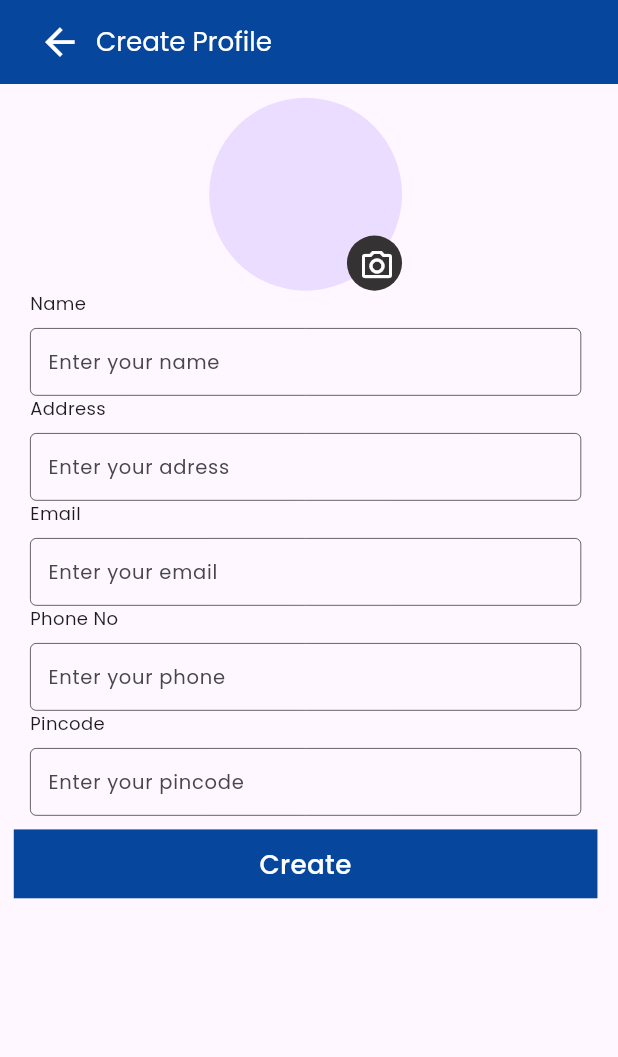
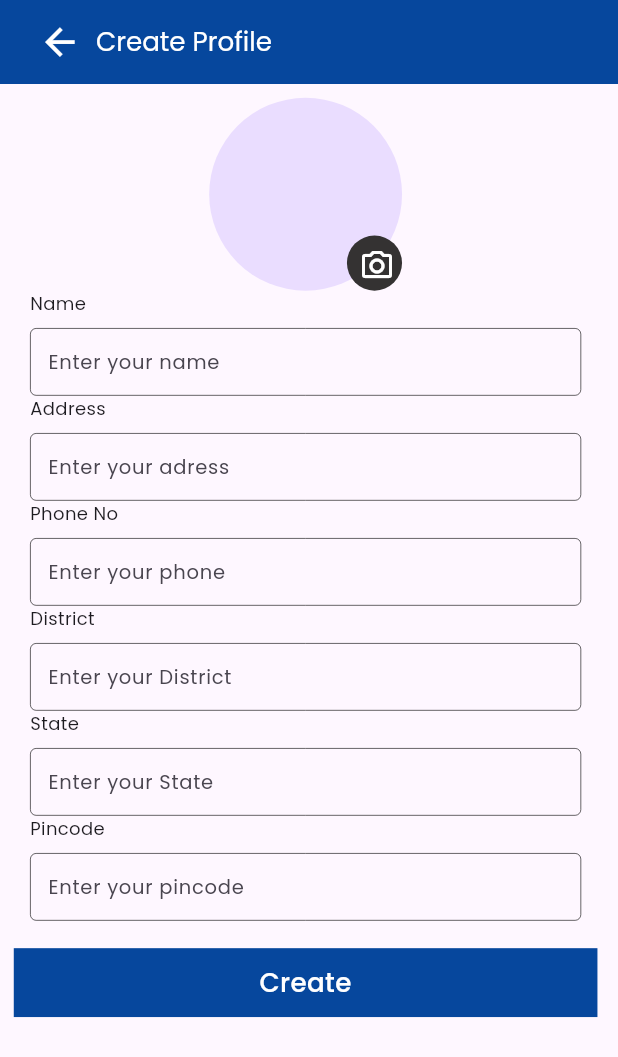
Before and after one commit to Abin56/SCIPRO_Applicatin-Vectorwind, a Flutter app: the CreateProfile screen opened directly, on a phone screen of 412 x 824 dp. Shown: the top 1057 px of the screen. Run offline on Flutter 3.47's test engine with Material 3 defaults, Android fonts, the light colour scheme and no system bars; our stand-ins replace animated_text_kit, carousel_slider, cloud_firestore, cloud_functions, firebase_auth, firebase_core and 7 more; missing offline and left inert: appinio_video_player, razorpay_flutter; accounts and stored records are empty.

Commit message:
create profile back end started @ --Edwin

```diff
--- /dev/null
+++ b/lib/controller/create_profile/create_profile.dart
@@ -0,0 +1,73 @@
+import 'dart:async';
+import 'dart:io';
+
+import 'package:firebase_storage/firebase_storage.dart';
+import 'package:flutter/foundation.dart';
+import 'package:flutter/material.dart';
+import 'package:get/get.dart';
+import 'package:scipro_application/model/create_profile_student/create_profile_model.dart';
+import 'package:scipro_application/view/constant/const.dart';
+import 'package:scipro_application/view/core/core.dart';
+
+class CreateProfileController extends GetxController {
+  RxString imagePATH = ''.obs;
+  Rxn<File> studentImagePath = Rxn();
+
+  TextEditingController studentNameController = TextEditingController();
+  TextEditingController addressController = TextEditingController();
+  TextEditingController phonenoController = TextEditingController();
+  TextEditingController districtController = TextEditingController();
+  TextEditingController stateController = TextEditingController();
+  TextEditingController pincodeController = TextEditingController();
+  Future uploadImageFirebaseStore(File imageFile) async {
+    final imageName = 'image_${DateTime.now()}.jpg';
+
+    String downloadURL = '';
+    Reference storageRef =
+        dataserverStorage.ref().child('StudentImageCollection/$imageName');
+    try {
+      final Uint8List imageBytes = await imageFile.readAsBytes();
+      await storageRef.putData(imageBytes).whenComplete(() async {
+        String url = await storageRef.getDownloadURL();
+        downloadURL = url;
+        print("URL  :: $downloadURL");
+      });
+    } catch (e) {
+      if (kDebugMode) {
+        print(e);
+      }
+    }
+  }
+
+  Future getUserImage() async {
+    String imageURl = imagePATH.value;
+    return imageURl;
+  }
+
+  addStudentDetailsToServer(
+      Future<R> Function<R>(FutureOr<R> Function(void) onValue,
+              {Function? onError})
+          then) async {
+    final server = dataserver.collection("StudentProfileCollection");
+    final studentDetail = StudentProfileCreationModel(
+        uid: dataserverUserAuth!.uid,
+        name: studentNameController.text.trim(),
+        imageUrl: await getUserImage(),
+        email: dataserverUserAuth!.email!,
+        address: addressController.text.trim(),
+        phoneno: phonenoController.text.trim(),
+        district: districtController.text.trim(),
+        state: stateController.text.trim(),
+        pincode: pincodeController.text.trim());
+    try {
+      server
+          .doc(dataserverUserAuth!.uid)
+          .set(studentDetail.toMap())
+          .then((value) {
+        return then;
+      });
+    } catch (e) {
+      return showToast(msg: e.toString());
+    }
+  }
+}
--- /dev/null
+++ b/lib/model/create_profile_student/create_profile_model.dart
@@ -0,0 +1,117 @@
+// ignore_for_file: public_member_api_docs, sort_constructors_first
+import 'dart:convert';
+
+class StudentProfileCreationModel {
+  final String uid;
+  final String name;
+  final String email;
+  final String imageUrl;
+  final String address;
+  final String phoneno;
+  final String district;
+  final String state;
+  final String pincode;
+
+  StudentProfileCreationModel({
+    required this.uid,
+    required this.name,
+    required this.email,
+    required this.imageUrl,
+    required this.address,
+    required this.phoneno,
+    required this.district,
+    required this.state,
+    required this.pincode,
+  });
+
+  StudentProfileCreationModel copyWith({
+    String? uid,
+    String? name,
+    String? email,
+    String? imageUrl,
+    String? address,
+    String? phoneno,
+    String? district,
+    String? state,
+    String? pincode,
+  }) {
+    return StudentProfileCreationModel(
+      uid: uid ?? this.uid,
+      name: name ?? this.name,
+      email: email ?? this.email,
+      imageUrl: imageUrl ?? this.imageUrl,
+      address: address ?? this.address,
+      phoneno: phoneno ?? this.phoneno,
+      district: district ?? this.district,
+      state: state ?? this.state,
+      pincode: pincode ?? this.pincode,
+    );
+  }
+
+  Map<String, dynamic> toMap() {
+    return <String, dynamic>{
+      'uid': uid,
+      'name': name,
+      'email': email,
+      'imageUrl': imageUrl,
+      'address': address,
+      'phoneno': phoneno,
+      'district': district,
+      'state': state,
+      'pincode': pincode,
+    };
+  }
+
+  factory StudentProfileCreationModel.fromMap(Map<String, dynamic> map) {
+    return StudentProfileCreationModel(
+      uid: map['uid'] as String,
+      name: map['name'] as String,
+      email: map['email'] as String,
+      imageUrl: map['imageUrl'] as String,
+      address: map['address'] as String,
+      phoneno: map['phoneno'] as String,
+      district: map['district'] as String,
+      state: map['state'] as String,
+      pincode: map['pincode'] as String,
+    );
+  }
+
+  String toJson() => json.encode(toMap());
+
+  factory StudentProfileCreationModel.fromJson(String source) =>
+      StudentProfileCreationModel.fromMap(
+          json.decode(source) as Map<String, dynamic>);
+
+  @override
+  String toString() {
+    return 'StudentProfileCreationModel(uid: $uid, name: $name, email: $email, imageUrl: $imageUrl, address: $address, phoneno: $phoneno, district: $district, state: $state, pincode: $pincode)';
+  }
+
+  @override
+  bool operator ==(covariant StudentProfileCreationModel other) {
+    if (identical(this, other)) return true;
+
+    return other.uid == uid &&
+        other.name == name &&
+        other.email == email &&
+        other.imageUrl == imageUrl &&
+        other.address == address &&
+        other.phoneno == phoneno &&
+        other.district == district &&
+        other.state == state &&
+        other.pincode == pincode;
+  }
+
+  @override
+  int get hashCode {
+    return uid.hashCode ^
+        name.hashCode ^
+        email.hashCode ^
+        imageUrl.hashCode ^
+        address.hashCode ^
+        phoneno.hashCode ^
+        district.hashCode ^
+        state.hashCode ^
+        pincode.hashCode;
+  }
+}
--- /dev/null
+++ b/lib/view/core/core.dart
@@ -0,0 +1,7 @@
+import 'package:cloud_firestore/cloud_firestore.dart';
+import 'package:firebase_auth/firebase_auth.dart';
+import 'package:firebase_storage/firebase_storage.dart';
+
+final dataserver = FirebaseFirestore.instance;
+final dataserverUserAuth = FirebaseAuth.instance.currentUser;
+final dataserverStorage = FirebaseStorage.instance;
--- a/lib/view/pages/create profile/circle_avathar_widget/circleavathar_widget.dart
+++ b/lib/view/pages/create profile/circle_avathar_widget/circleavathar_widget.dart
@@ -1,62 +1,80 @@
 import 'dart:io';
 
+import 'package:flutter/foundation.dart';
 import 'package:flutter/material.dart';
 import 'package:flutter_screenutil/flutter_screenutil.dart';
+import 'package:get/get.dart';
 import 'package:image_picker/image_picker.dart';
+import 'package:scipro_application/controller/create_profile/create_profile.dart';
+import 'package:scipro_application/view/colors/colors.dart';
 import 'package:scipro_application/view/fonts/google_poppins.dart';
 
-class CircleAvatharImageSelectionWidget extends StatefulWidget {
-  const CircleAvatharImageSelectionWidget({
+// ignore: must_be_immutable
+class CircleAvatharImageSelectionWidget extends StatelessWidget {
+  bool isImageSelected = false;
+
+  File? imageFile;
+  CreateProfileController createProfileController =
+      Get.put(CreateProfileController());
+  CircleAvatharImageSelectionWidget({
     super.key,
   });
 
-  @override
-  State<CircleAvatharImageSelectionWidget> createState() => _CircleAvatharImageSelectionWidgetState();
-}
-
-class _CircleAvatharImageSelectionWidgetState extends State<CircleAvatharImageSelectionWidget> {
-  bool isImageSelected = false;
-  File? imageFile;
-  _pickImagefromGallery() async {
+  pickImagefromGallery() async {
     try {
       final pickedImage =
           await ImagePicker().pickImage(source: ImageSource.gallery);
       if (pickedImage != null) {
-        setState(() {
         imageFile = File(pickedImage.path);
         isImageSelected = true;
-        });
+        createProfileController.studentImagePath.value = imageFile;
+        if (kDebugMode) {
+          print(
+              "Image path  ${createProfileController.studentImagePath.value}");
+        }
       } else {
+        if (kDebugMode) {
           print('User didnt pick any image.');
         }
+      }
     } catch (e) {
+      if (kDebugMode) {
         print(e.toString());
       }
     }
+  }
 
-  _pickImagefromCamera() async {
+  pickImagefromCamera() async {
     try {
       final pickedImage =
           await ImagePicker().pickImage(source: ImageSource.camera);
       if (pickedImage != null) {
-        setState(() {
         imageFile = File(pickedImage.path);
         isImageSelected = true;
-        });
+        createProfileController.studentImagePath.value = imageFile;
+        if (kDebugMode) {
+          print(
+              "Image path  ${createProfileController.studentImagePath.value}");
+        }
       } else {
+        if (kDebugMode) {
           print('User didnt pick any image.');
         }
+      }
     } catch (e) {
+      if (kDebugMode) {
         print(e.toString());
       }
     }
+  }
+
   @override
   Widget build(BuildContext context) {
     return Column(
       children: [
-        CircleAvatar(
-          //bg img removed
-
+        Obx(() {
+          if (createProfileController.studentImagePath.value == null) {
+            return CircleAvatar(
               radius: 70.r,
               child: Stack(
                 children: [
@@ -66,13 +84,13 @@ class _CircleAvatharImageSelectionWidgetState extends State<CircleAvatharImageSe
                       alignment: Alignment.bottomRight,
                       child: CircleAvatar(
                         radius: 20.r,
-                    backgroundColor:
-                        const Color.fromARGB(255, 52, 50, 50),
+                        backgroundColor: const Color.fromARGB(255, 52, 50, 50),
                         child: IconButton(
                           icon: const Icon(Icons.camera_alt_outlined),
                           color: Colors.white,
                           onPressed: () async {
-                         showbottomsheetWidget(context);();
+                            getbottomSheetForPickIMage(context);
+                            ();
                           },
                         ),
                       ),
@@ -80,71 +98,106 @@ class _CircleAvatharImageSelectionWidgetState extends State<CircleAvatharImageSe
                   ),
                 ],
               ),
-        )
+            );
+          } else {
+            return Column(
+              children: [
+                CircleAvatar(
+                  radius: 85.r,
+                  backgroundImage: FileImage(
+                      createProfileController.studentImagePath.value!),
+                ),
+                Padding(
+                  padding: EdgeInsets.only(top: 10.r),
+                  child: GestureDetector(
+                    onTap: () {
+                      createProfileController.uploadImageFirebaseStore(
+                          createProfileController.studentImagePath.value!);
+                      // createProfileController.studentImagePath.value = null;
+                    },
+                    child: Container(
+                      color: themeColorBlue,
+                      height: 35.h,
+                      width: 130.w,
+                      child: Center(
+                        child: GooglePoppinsWidgets(
+                          text: "CHANGE",
+                          fontsize: 12.sp,
+                          color: cWhite,
+                          fontWeight: FontWeight.bold,
+                        ),
+                      ),
+                    ),
+                  ),
+                ),
+              ],
+            );
+          }
+        })
       ],
     );
   }
 
-  Future<void> showbottomsheetWidget(BuildContext context) {
-    return showModalBottomSheet<void>(
-
+  Future<void> getbottomSheetForPickIMage(context) async {
+    return showModalBottomSheet(
         context: context,
-          builder: (BuildContext context) {
-
-            return  SizedBox(
-              height: 200.h,
-              child: Center(
+        builder: (builder) {
+          return SizedBox(
+            height: 150.h,
             child: Column(
-
-                  children: <Widget>[
-                  Row(mainAxisAlignment: MainAxisAlignment.end,
+              mainAxisAlignment: MainAxisAlignment.center,
               children: [
-                      GestureDetector(
-                        onTap: (){
+                Row(
+                  mainAxisAlignment: MainAxisAlignment.spaceEvenly,
+                  children: [
+                    IconButton(
+                        onPressed: () {
+                          pickImagefromGallery();
                           Navigator.pop(context);
                         },
-                        child: Padding(
-                          padding: EdgeInsets.only(right: 20.h),
-                          child: const Icon(Icons.close),
-
-
+                        icon: const Icon(
+                          Icons.photo_size_select_actual_outlined,
+                          size: 45,
+                        )),
+                    const SizedBox(
+                      width: 2,
                     ),
-                      )
-                    ],) ,
-                     Padding(
-                       padding:  EdgeInsets.only(top: 20.h),
-                       child: Row(mainAxisAlignment: MainAxisAlignment.spaceEvenly,
-                        children: [
-                          GestureDetector(
-                            onTap:(){
-                               _pickImagefromGallery();
+                    IconButton(
+                        onPressed: () {
+                          pickImagefromCamera();
+                          Navigator.pop(context);
                         },
-                            child: Column(
-                              children: [
-                                Icon(Icons.image,size: 40.h,),
-                                GooglePoppinsWidgets(text: 'Gallery', fontsize: 19.sp)
+                        icon: const Icon(
+                          Icons.photo_camera_outlined,
+                          size: 45,
+                        )),
                   ],
                 ),
+                const SizedBox(
+                  height: 10,
                 ),
-
-
-                        GestureDetector(
-                          onTap:(){_pickImagefromCamera();},
-                          child: Column(
+                const Padding(
+                  padding: EdgeInsets.only(left: 10),
+                  child: Row(
+                    mainAxisAlignment: MainAxisAlignment.spaceEvenly,
                     children: [
-                              Icon(Icons.camera_alt_outlined,size: 40.h),
-                              GooglePoppinsWidgets(text: 'Camera', fontsize: 19.sp)
-                            ],
+                      Text(
+                        "Gallery",
+                        style: TextStyle(color: Colors.black, fontSize: 15),
                       ),
+                      SizedBox(
+                        width: 10,
                       ),
-
-                                             ],),
+                      Text(
+                        "Camera",
+                        style: TextStyle(color: Colors.black, fontSize: 15),
                       )
                     ],
                   ),
+                )
+              ],
             ),
           );
-          },
-        );
+        });
   }
 }
--- a/lib/view/pages/create profile/create_profile.dart
+++ b/lib/view/pages/create profile/create_profile.dart
@@ -1,53 +1,115 @@
 import 'package:flutter/material.dart';
 import 'package:flutter_screenutil/flutter_screenutil.dart';
+import 'package:get/get.dart';
+import 'package:scipro_application/controller/create_profile/create_profile.dart';
 import 'package:scipro_application/view/colors/colors.dart';
 import 'package:scipro_application/view/constant/constant.validate.dart';
 import 'package:scipro_application/view/fonts/google_poppins.dart';
 import 'package:scipro_application/view/pages/home/homepage.dart';
 import 'package:scipro_application/view/widgets/button_container_widget/button_container_widget.dart';
 import 'package:scipro_application/view/widgets/textform%20feild%20Widget/textformfeildWidget.dart';
+
 import '../../widgets/icon back button/icon_back_button.dart';
 import 'circle_avathar_widget/circleavathar_widget.dart';
 
 class CreateProfile extends StatelessWidget {
-   const CreateProfile({super.key});
+  final CreateProfileController createProfileController =
+      Get.put(CreateProfileController());
+  CreateProfile({super.key});
 
   @override
   Widget build(BuildContext context) {
-    return  Scaffold(appBar: AppBar(title: Row(
-      children: [IconButtonBackWidget(color: cWhite,),
-        GooglePoppinsWidgets(fontsize:19.sp , text: 'Create Profile ',color: cWhite,),
+    return Scaffold(
+      appBar: AppBar(
+          title: Row(
+            children: [
+              IconButtonBackWidget(
+                color: cWhite,
+              ),
+              GooglePoppinsWidgets(
+                fontsize: 19.sp,
+                text: 'Create Profile ',
+                color: cWhite,
+              ),
             ],
-    ),backgroundColor: themeColorBlue,automaticallyImplyLeading: false),
-    body:  Padding(
-      padding:  EdgeInsets.only(top: 10.r,left: 10.r,right: 10.r),
+          ),
+          backgroundColor: themeColorBlue,
+          automaticallyImplyLeading: false),
+      body: Padding(
+        padding: EdgeInsets.only(top: 10.r, left: 10.r, right: 10.r),
         child: SingleChildScrollView(
           child: Form(
             key: formKey,
-          child: Column(children: [
-             const CircleAvatharImageSelectionWidget(),
-            TextFormFiledContainerWidget(hintText: 'Enter your name', title: 'Name', width: 400.h,validator: checkFieldEmpty, ),
-            TextFormFiledContainerWidget(hintText: 'Enter your adress', title: 'Address', width: 400.h,validator: checkFieldEmpty,),
-            TextFormFiledContainerWidget(hintText: 'Enter your email', title: 'Email', width: 400.h,validator: checkFieldEmailIsValid,),
-            TextFormFiledContainerWidget(hintText: 'Enter your phone', title: 'Phone No', width: 400.h,validator: checkFieldPhoneNumberIsValid,),
-            TextFormFiledContainerWidget(hintText: 'Enter your pincode', title: 'Pincode', width: 400.h,validator: checkFieldEmpty,),
+            child: Column(
+              children: [
+                 CircleAvatharImageSelectionWidget(),
+                TextFormFiledContainerWidget(
+                  controller: createProfileController.studentNameController,
+                  hintText: 'Enter your name',
+                  title: 'Name',
+                  width: 400.h,
+                  validator: checkFieldEmpty,
+                ),
+                TextFormFiledContainerWidget(
+                  controller: createProfileController.addressController,
+                  hintText: 'Enter your adress',
+                  title: 'Address',
+                  width: 400.h,
+                  validator: checkFieldEmpty,
+                ),
+                TextFormFiledContainerWidget(
+                  controller: createProfileController.phonenoController,
+                  hintText: 'Enter your phone',
+                  title: 'Phone No',
+                  width: 400.h,
+                  validator: checkFieldPhoneNumberIsValid,
+                  keyboardType: TextInputType.number,
+                ),
+                TextFormFiledContainerWidget(
+                  controller: createProfileController.districtController,
+                  hintText: 'Enter your District',
+                  title: 'District',
+                  width: 400.h,
+                  validator: checkFieldEmpty,
+                ),
+                TextFormFiledContainerWidget(
+                  controller: createProfileController.stateController,
+                  hintText: 'Enter your State',
+                  title: 'State',
+                  width: 400.h,
+                  validator: checkFieldEmpty,
+                ),
+                TextFormFiledContainerWidget(
+                  controller: createProfileController.phonenoController,
+                  hintText: 'Enter your pincode',
+                  title: 'Pincode',
+                  width: 400.h,
+                  validator: checkFieldEmpty,
+                  keyboardType: TextInputType.number,
+                ),
                 Padding(
-              padding:  EdgeInsets.only(top: 10.r),
-              child: (  ButtonContainerWidget(text: 'Create', width: 400.w, height: 50.h, fontSize: 19.sp, onTap:
-               () {
-                if (formKey.currentState!.validate()){
+                  padding: EdgeInsets.only(top: 20.r),
+                  child: (ButtonContainerWidget(
+                    text: 'Create',
+                    width: 400.w,
+                    height: 50.h,
+                    fontSize: 19.sp,
+                    onTap: () {
+                      if (formKey.currentState!.validate()) {
                         Navigator.push(
                           context,
-    MaterialPageRoute(builder: (context) => const SciproHomePage()),
+                          MaterialPageRoute(
+                              builder: (context) => const SciproHomePage()),
                         );
                       }
-                },)),
+                    },
+                  )),
                 )
-          ],),
+              ],
+            ),
           ),
         ),
       ),
     );
-
   }
 }
--- a/lib/view/pages/on_boardingScreen/introduction_screen.dart
+++ b/lib/view/pages/on_boardingScreen/introduction_screen.dart
@@ -59,7 +59,7 @@ class OnBoardingPageState extends State<OnBoardingPage> {
       infiniteAutoScroll: false,
       globalHeader: const Align(
         alignment: Alignment.topRight,
-         ),
+      ),
 
       // ),
       pages: [
@@ -101,8 +101,8 @@ class OnBoardingPageState extends State<OnBoardingPage> {
                       ),
                 ),
                 child: GestureDetector(
-                  onTap: (){
-                     Get.to(const CreateProfile());
+                  onTap: () {
+                    Get.to(CreateProfile());
                   },
                   child: Text(
                     'Launch App',
--- a/pubspec.yaml
+++ b/pubspec.yaml
@@ -38,6 +38,7 @@ dependencies:
   cloud_firestore: ^4.13.2
   firebase_auth: ^4.14.1
   firebase_core: ^2.23.0
+  firebase_storage:
   google_fonts: ^6.1.0
   google_sign_in: ^6.1.6
   get: ^4.6.6
```
Also changed, not shown: pubspec.lock, 3 other files. Lines whose indentation alone changed are shown as unchanged.
